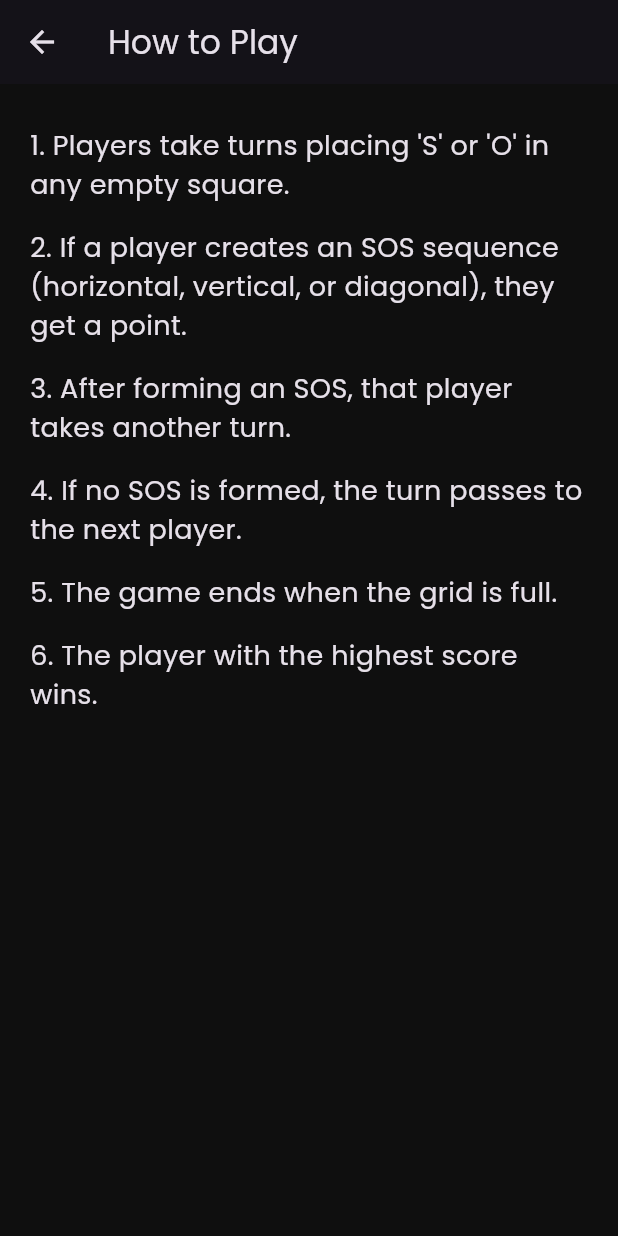
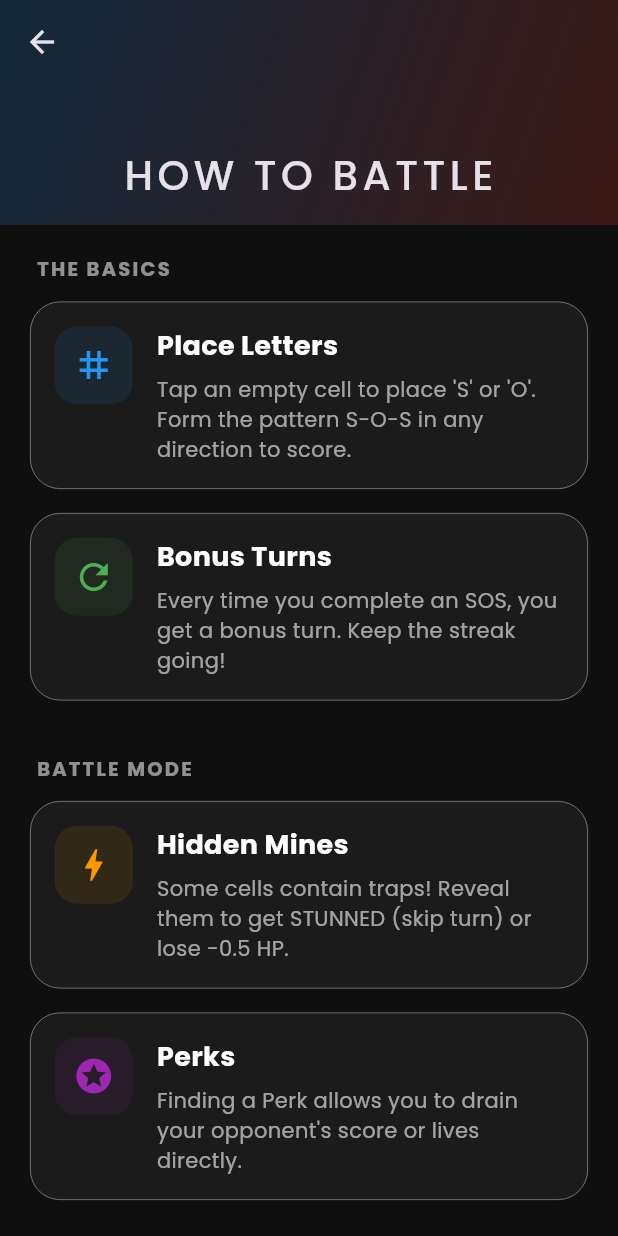
Before and after one commit to LokiJ07/SOS-Grid_Battle, a Flutter app: the screen it shows after launch, after a tap on "HOW TO PLAY", on a phone screen of 412 x 824 dp. Run offline on Flutter 3.47's test engine with Material 3 defaults, Android fonts, the phone set to English and light mode, and no system bars; drawn by our look-alikes of flutter_animate; our stand-ins replace audioplayers, google_fonts, shared_preferences.

Commit message:
added a new

```diff
--- a/lib/screens/how_to_play_screen.dart
+++ b/lib/screens/how_to_play_screen.dart
@@ -1,4 +1,6 @@
 import 'package:flutter/material.dart';
+import 'package:flutter_animate/flutter_animate.dart';
+import '../core/constants.dart';
 
 class HowToPlayScreen extends StatelessWidget {
   const HowToPlayScreen({super.key});
@@ -6,42 +8,188 @@ class HowToPlayScreen extends StatelessWidget {
   @override
   Widget build(BuildContext context) {
     return Scaffold(
-      appBar: AppBar(title: const Text('How to Play')),
-      body: const SingleChildScrollView(
-        padding: EdgeInsets.all(20),
-        child: Column(
-          crossAxisAlignment: CrossAxisAlignment.start,
-          children: [
-            _Rule(
-                text:
-                    "1. Players take turns placing 'S' or 'O' in any empty square."),
-            _Rule(
-                text:
-                    "2. If a player creates an SOS sequence (horizontal, vertical, or diagonal), they get a point."),
-            _Rule(
-                text:
-                    "3. After forming an SOS, that player takes another turn."),
-            _Rule(
-                text:
-                    "4. If no SOS is formed, the turn passes to the next player."),
-            _Rule(text: "5. The game ends when the grid is full."),
-            _Rule(text: "6. The player with the highest score wins."),
-          ],
-        ),
+      backgroundColor: AppConstants.backgroundColor,
+      body: CustomScrollView(
+        slivers: [
+          // Trendy Modern Header
+          SliverAppBar(
+            expandedHeight: 150.0,
+            floating: false,
+            pinned: true,
+            backgroundColor: AppConstants.backgroundColor,
+            flexibleSpace: FlexibleSpaceBar(
+              centerTitle: true,
+              title: const Text(
+                "HOW TO BATTLE",
+                style: TextStyle(
+                  fontWeight: FontWeight.w500,
+                  letterSpacing: 2,
+                  fontSize: 18,
+                ),
+              ),
+              background: Container(
+                decoration: BoxDecoration(
+                  gradient: LinearGradient(
+                    colors: [
+                      AppConstants.player1Color.withOpacity(0.2),
+                      AppConstants.player2Color.withOpacity(0.2),
+                    ],
+                    begin: Alignment.topLeft,
+                    end: Alignment.bottomRight,
+                  ),
+                ),
+              ),
+            ),
+          ),
+
+          // Content List
+          SliverPadding(
+            padding: const EdgeInsets.all(20),
+            sliver: SliverList(
+              delegate: SliverChildListDelegate([
+                _buildSectionTitle("THE BASICS"),
+                _buildRuleCard(
+                  icon: Icons.grid_3x3,
+                  color: Colors.blue,
+                  title: "Place Letters",
+                  description:
+                      "Tap an empty cell to place 'S' or 'O'. Form the pattern S-O-S in any direction to score.",
+                ),
+                _buildRuleCard(
+                  icon: Icons.refresh,
+                  color: Colors.green,
+                  title: "Bonus Turns",
+                  description:
+                      "Every time you complete an SOS, you get a bonus turn. Keep the streak going!",
+                ),
+                const SizedBox(height: 20),
+                _buildSectionTitle("BATTLE MODE"),
+                _buildRuleCard(
+                  icon: Icons.bolt,
+                  color: Colors.orange,
+                  title: "Hidden Mines",
+                  description:
+                      "Some cells contain traps! Reveal them to get STUNNED (skip turn) or lose -0.5 HP.",
+                ),
+                _buildRuleCard(
+                  icon: Icons.stars,
+                  color: Colors.purple,
+                  title: "Perks",
+                  description:
+                      "Finding a Perk allows you to drain your opponent's score or lives directly.",
+                ),
+                const SizedBox(height: 20),
+                _buildSectionTitle("STREAKS & LIVES"),
+                _buildRuleCard(
+                  icon: Icons.trending_up,
+                  color: Colors.yellow,
+                  title: "Multipliers",
+                  description:
+                      "Forming SOS patterns consecutively increases your Multiplier (2x, 3x...). Missing an SOS resets it.",
+                ),
+                _buildRuleCard(
+                  icon: Icons.favorite,
+                  color: Colors.red,
+                  title: "Survival",
+                  description:
+                      "You start with 10 Lives. If the timer runs out or you hit a mine, you lose lives. 0 HP = Defeat.",
+                ),
+                const SizedBox(height: 20),
+                _buildSectionTitle("CONTROLS"),
+                _buildRuleCard(
+                  icon: Icons.zoom_in,
+                  color: Colors.white,
+                  title: "Zoom & Pan",
+                  description:
+                      "On large 32x32 grids, use two fingers to pinch and zoom. Drag to move around the board.",
+                ),
+                const SizedBox(height: 40),
+                Center(
+                  child: ElevatedButton(
+                    onPressed: () => Navigator.pop(context),
+                    child: const Text("UNDERSTOOD"),
+                  ),
+                ),
+                const SizedBox(height: 40),
+              ]),
+            ),
+          ),
+        ],
       ),
     );
   }
-}
 
-class _Rule extends StatelessWidget {
-  final String text;
-  const _Rule({required this.text});
-
-  @override
-  Widget build(BuildContext context) {
+  Widget _buildSectionTitle(String title) {
     return Padding(
-      padding: const EdgeInsets.symmetric(vertical: 8.0),
-      child: Text(text, style: const TextStyle(fontSize: 18)),
+      padding: const EdgeInsets.only(bottom: 12, left: 4),
+      child: Text(
+        title,
+        style: const TextStyle(
+          color: Colors.white54,
+          fontWeight: FontWeight.bold,
+          letterSpacing: 1.5,
+          fontSize: 13,
+        ),
+      ).animate().fadeIn().slideX(begin: -0.1),
     );
   }
+
+  Widget _buildRuleCard({
+    required IconData icon,
+    required Color color,
+    required String title,
+    required String description,
+  }) {
+    return Container(
+      margin: const EdgeInsets.only(bottom: 16),
+      padding: const EdgeInsets.all(16),
+// Inside _buildRuleCard, update the BoxDecoration:
+      decoration: BoxDecoration(
+        color: Colors.white.withOpacity(0.05),
+        borderRadius: BorderRadius.circular(20),
+        border: Border.all(
+          color: Colors.white.withOpacity(0.5),
+          width: 0.5, // Sharp professional border
+        ),
+      ),
+      child: Row(
+        crossAxisAlignment: CrossAxisAlignment.start,
+        children: [
+          Container(
+            padding: const EdgeInsets.all(12),
+            decoration: BoxDecoration(
+              color: color.withOpacity(0.1),
+              borderRadius: BorderRadius.circular(15),
+            ),
+            child: Icon(icon, color: color, size: 28),
+          ),
+          const SizedBox(width: 16),
+          Expanded(
+            child: Column(
+              crossAxisAlignment: CrossAxisAlignment.start,
+              children: [
+                Text(
+                  title,
+                  style: const TextStyle(
+                    fontSize: 18,
+                    fontWeight: FontWeight.bold,
+                    color: Colors.white,
+                  ),
+                ),
+                const SizedBox(height: 6),
+                Text(
+                  description,
+                  style: const TextStyle(
+                    fontSize: 14,
+                    color: Colors.white60,
+                    height: 1.4,
+                  ),
+                ),
+              ],
+            ),
+          ),
+        ],
+      ),
+    ).animate().fadeIn(duration: 400.ms).slideY(begin: 0.1);
+  }
 }
--- a/lib/screens/main_menu_screen.dart
+++ b/lib/screens/main_menu_screen.dart
@@ -14,23 +14,31 @@ class MainMenuScreen extends StatelessWidget {
     return Scaffold(
       body: SafeArea(
         child: Center(
+          child: SingleChildScrollView(
             child: Column(
               mainAxisAlignment: MainAxisAlignment.center,
               children: [
-              const Text(
-                'SOS',
-                style: TextStyle(fontSize: 64, fontWeight: FontWeight.normal),
+                // Small logo at the top of the menu
+                Image.asset(
+                  'assets/logo.png',
+                  width: 120,
+                  height: 120,
                 ),
-              const SizedBox(height: 50),
+                const SizedBox(height: 40),
+
                 MenuButton(
                   label: 'PLAY',
-                onPressed: () => Navigator.push(context,
-                    MaterialPageRoute(builder: (_) => const BoardSizeScreen())),
+                  onPressed: () => Navigator.push(
+                      context,
+                      MaterialPageRoute(
+                          builder: (_) => const BoardSizeScreen())),
                 ),
                 MenuButton(
                   label: 'HOW TO PLAY',
-                onPressed: () => Navigator.push(context,
-                    MaterialPageRoute(builder: (_) => const HowToPlayScreen())),
+                  onPressed: () => Navigator.push(
+                      context,
+                      MaterialPageRoute(
+                          builder: (_) => const HowToPlayScreen())),
                 ),
                 MenuButton(
                   label: 'STATISTICS',
@@ -41,8 +49,10 @@ class MainMenuScreen extends StatelessWidget {
                 ),
                 MenuButton(
                   label: 'SETTINGS',
-                onPressed: () => Navigator.push(context,
-                    MaterialPageRoute(builder: (_) => const SettingsScreen())),
+                  onPressed: () => Navigator.push(
+                      context,
+                      MaterialPageRoute(
+                          builder: (_) => const SettingsScreen())),
                 ),
                 MenuButton(
                   label: 'EXIT',
@@ -52,6 +62,7 @@ class MainMenuScreen extends StatelessWidget {
             ),
           ),
         ),
+      ),
     );
   }
 }
--- a/lib/screens/splash_screen.dart
+++ b/lib/screens/splash_screen.dart
@@ -14,13 +14,11 @@ class _SplashScreenState extends State<SplashScreen> {
   @override
   void initState() {
     super.initState();
-    // Navigate to main menu after a short delay
+    // Navigate to Menu after 3 seconds
     Future.delayed(const Duration(seconds: 3), () {
       if (mounted) {
         Navigator.pushReplacement(
-          context,
-          MaterialPageRoute(builder: (_) => const MainMenuScreen()),
-        );
+            context, MaterialPageRoute(builder: (_) => const MainMenuScreen()));
       }
     });
   }
@@ -31,27 +29,30 @@ class _SplashScreenState extends State<SplashScreen> {
       backgroundColor: AppConstants.backgroundColor,
       body: Center(
         child: Column(
-          mainAxisAlignment: MainAxisAlignment
-              .center, // Fixed: Corrected from MainValueAlignment
+          mainAxisAlignment: MainAxisAlignment.center,
           children: [
-            Text(
-              'SOS',
+            // Your logo image from assets
+            Image.asset(
+              'assets/logo.png',
+              width: 180,
+              height: 180,
+            )
+                .animate()
+                .fadeIn(duration: 800.ms)
+                .scale(delay: 200.ms, curve: Curves.elasticOut),
+
+            const SizedBox(height: 20),
+
+            // Subtitle text
+            const Text(
+              "GRID BATTLE",
               style: TextStyle(
-                fontSize: 80,
+                color: Colors.white70,
+                fontSize: 18,
+                letterSpacing: 6,
                 fontWeight: FontWeight.bold,
-                color: AppConstants.player1Color,
-                letterSpacing: 10,
               ),
-            ).animate().fadeIn(duration: 1.seconds).scale(),
-            const SizedBox(height: 10),
-            Text(
-              'GRID BATTLE',
-              style: TextStyle(
-                fontSize: 20,
-                color: Colors.white.withOpacity(0.7),
-                letterSpacing: 4,
-              ),
-            ).animate().fadeIn(delay: 500.ms),
+            ).animate().fadeIn(delay: 1.seconds),
           ],
         ),
       ),
--- a/lib/widgets/game_board.dart
+++ b/lib/widgets/game_board.dart
@@ -23,7 +23,8 @@ class GameBoard extends StatelessWidget {
             width: boardSide,
             height: boardSide,
             decoration: BoxDecoration(
-              border: Border.all(color: Colors.white10, width: 1),
+              border: Border.all(
+                  color: Colors.white.withOpacity(1), width: 1), // Outer border
             ),
             child: InteractiveViewer(
               minScale: 1.0,
--- a/lib/widgets/letter_selector.dart
+++ b/lib/widgets/letter_selector.dart
@@ -34,10 +34,14 @@ class LetterSelector extends StatelessWidget {
       child: Container(
         width: size,
         height: size,
+// Inside _buildBtn, update the BoxDecoration:
         decoration: BoxDecoration(
           color: sel ? color : Colors.white10,
           borderRadius: BorderRadius.circular(10),
-          border: Border.all(color: sel ? Colors.white : Colors.transparent),
+          border: Border.all(
+            color: Colors.white.withOpacity(0.5),
+            width: 0.5, // Clean white border
+          ),
         ),
         child: Center(
           child: Text(val,
--- a/lib/widgets/score_board.dart
+++ b/lib/widgets/score_board.dart
@@ -71,11 +71,14 @@ class ScoreBoard extends StatelessWidget {
   Widget _buildPlayerCard(Player player, bool isActive) {
     return Container(
       padding: const EdgeInsets.symmetric(vertical: 8, horizontal: 4),
+// Inside _buildPlayerCard, update the BoxDecoration:
       decoration: BoxDecoration(
         color: isActive ? player.color.withOpacity(0.15) : Colors.transparent,
         borderRadius: BorderRadius.circular(12),
         border: Border.all(
-            color: isActive ? player.color : Colors.white10, width: 2),
+          color: isActive ? player.color : Colors.white.withOpacity(0.5),
+          width: 0.5, // Standardized width
+        ),
       ),
       child: Column(
         children: [
```
Also changed, not shown: lib/widgets/game_logo.dart (added, +99 -0 lines), lib/widgets/grid_cell.dart (+7 -4 lines), pubspec.yaml (+13 -1 lines), assets/logo.png (added), assets/logo1.png (added), pubspec.lock, 37 other files. Lines whose indentation alone changed are shown as unchanged.
